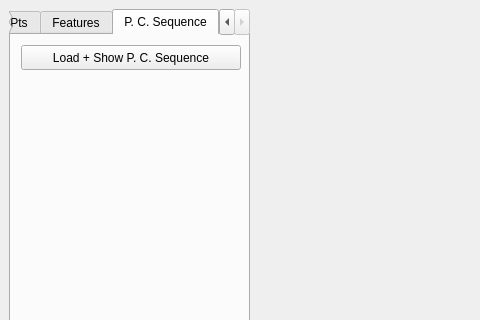
CansenJIANG/MotionSegmentation3D, file src/PclViewer.ui: the form before one commit; both pictures show x 0 to 480 and y 0 to 320 of the 1026 by 974 pixel window.
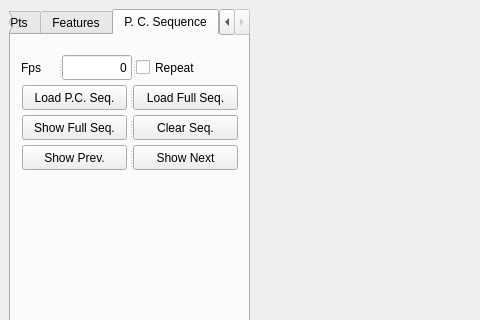
The form after the commit. Custom widgets are drawn as their Qt base class.

Commit message: Added Load Video Sequence Function

```diff
--- a/src/PclViewer.ui
+++ b/src/PclViewer.ui
@@ -3831,11 +3831,11 @@
         <attribute name="title">
          <string>P. C. Sequence</string>
         </attribute>
-        <widget class="QPushButton" name="loadPcSequence">
+        <widget class="QSplitter" name="splitter_46">
          <property name="geometry">
           <rect>
            <x>10</x>
-           <y>10</y>
+           <y>20</y>
            <width>220</width>
            <height>25</height>
           </rect>
@@ -3848,13 +3848,238 @@
          </property>
          <property name="maximumSize">
           <size>
+           <width>16777215</width>
+           <height>25</height>
+          </size>
+         </property>
+         <property name="orientation">
+          <enum>Qt::Horizontal</enum>
+         </property>
+         <widget class="QLabel" name="label_3">
+          <property name="text">
+           <string>Fps</string>
+          </property>
+         </widget>
+         <widget class="QLineEdit" name="loadSeqFps">
+          <property name="minimumSize">
+           <size>
+            <width>70</width>
+            <height>25</height>
+           </size>
+          </property>
+          <property name="maximumSize">
+           <size>
+            <width>70</width>
+            <height>25</height>
+           </size>
+          </property>
+          <property name="text">
+           <string>0</string>
+          </property>
+          <property name="alignment">
+           <set>Qt::AlignRight|Qt::AlignTrailing|Qt::AlignVCenter</set>
+          </property>
+         </widget>
+         <widget class="QCheckBox" name="loadSeqRepeatCkbox">
+          <property name="minimumSize">
+           <size>
+            <width>105</width>
+            <height>25</height>
+           </size>
+          </property>
+          <property name="maximumSize">
+           <size>
+            <width>105</width>
+            <height>25</height>
+           </size>
+          </property>
+          <property name="text">
+           <string>Repeat</string>
+          </property>
+         </widget>
+        </widget>
+        <widget class="QSplitter" name="splitter_47">
+         <property name="geometry">
+          <rect>
+           <x>10</x>
+           <y>110</y>
            <width>220</width>
            <height>25</height>
+          </rect>
+         </property>
+         <property name="minimumSize">
+          <size>
+           <width>220</width>
+           <height>25</height>
           </size>
          </property>
-         <property name="text">
-          <string>Load + Show P. C. Sequence</string>
+         <property name="maximumSize">
+          <size>
+           <width>216</width>
+           <height>25</height>
+          </size>
          </property>
+         <property name="orientation">
+          <enum>Qt::Horizontal</enum>
+         </property>
+         <widget class="QPushButton" name="showPrevSeq">
+          <property name="minimumSize">
+           <size>
+            <width>105</width>
+            <height>25</height>
+           </size>
+          </property>
+          <property name="maximumSize">
+           <size>
+            <width>105</width>
+            <height>25</height>
+           </size>
+          </property>
+          <property name="text">
+           <string>Show Prev.</string>
+          </property>
+         </widget>
+         <widget class="QPushButton" name="showNextSeq">
+          <property name="minimumSize">
+           <size>
+            <width>105</width>
+            <height>25</height>
+           </size>
+          </property>
+          <property name="maximumSize">
+           <size>
+            <width>105</width>
+            <height>25</height>
+           </size>
+          </property>
+          <property name="sizeIncrement">
+           <size>
+            <width>105</width>
+            <height>0</height>
+           </size>
+          </property>
+          <property name="text">
+           <string>Show Next</string>
+          </property>
+         </widget>
+        </widget>
+        <widget class="QSplitter" name="splitter_48">
+         <property name="geometry">
+          <rect>
+           <x>10</x>
+           <y>50</y>
+           <width>220</width>
+           <height>25</height>
+          </rect>
+         </property>
+         <property name="minimumSize">
+          <size>
+           <width>220</width>
+           <height>25</height>
+          </size>
+         </property>
+         <property name="maximumSize">
+          <size>
+           <width>216</width>
+           <height>25</height>
+          </size>
+         </property>
+         <property name="orientation">
+          <enum>Qt::Horizontal</enum>
+         </property>
+         <widget class="QPushButton" name="loadPcSequence">
+          <property name="minimumSize">
+           <size>
+            <width>105</width>
+            <height>25</height>
+           </size>
+          </property>
+          <property name="maximumSize">
+           <size>
+            <width>105</width>
+            <height>25</height>
+           </size>
+          </property>
+          <property name="text">
+           <string>Load P.C. Seq.</string>
+          </property>
+         </widget>
+         <widget class="QPushButton" name="loadFullSeq">
+          <property name="minimumSize">
+           <size>
+            <width>105</width>
+            <height>25</height>
+           </size>
+          </property>
+          <property name="maximumSize">
+           <size>
+            <width>105</width>
+            <height>25</height>
+           </size>
+          </property>
+          <property name="text">
+           <string>Load Full Seq.</string>
+          </property>
+         </widget>
+        </widget>
+        <widget class="QSplitter" name="splitter_49">
+         <property name="geometry">
+          <rect>
+           <x>10</x>
+           <y>80</y>
+           <width>220</width>
+           <height>25</height>
+          </rect>
+         </property>
+         <property name="minimumSize">
+          <size>
+           <width>220</width>
+           <height>25</height>
+          </size>
+         </property>
+         <property name="maximumSize">
+          <size>
+           <width>216</width>
+           <height>25</height>
+          </size>
+         </property>
+         <property name="orientation">
+          <enum>Qt::Horizontal</enum>
+         </property>
+         <widget class="QPushButton" name="showFullSequence">
+          <property name="minimumSize">
+           <size>
+            <width>105</width>
+            <height>25</height>
+           </size>
+          </property>
+          <property name="maximumSize">
+           <size>
+            <width>105</width>
+            <height>25</height>
+           </size>
+          </property>
+          <property name="text">
+           <string>Show Full Seq.</string>
+          </property>
+         </widget>
+         <widget class="QPushButton" name="clearSeq">
+          <property name="minimumSize">
+           <size>
+            <width>105</width>
+            <height>25</height>
+           </size>
+          </property>
+          <property name="maximumSize">
+           <size>
+            <width>105</width>
+            <height>25</height>
+           </size>
+          </property>
+          <property name="text">
+           <string>Clear Seq.</string>
+          </property>
+         </widget>
         </widget>
        </widget>
       </widget>
```
The commit also changes 4 other files.
